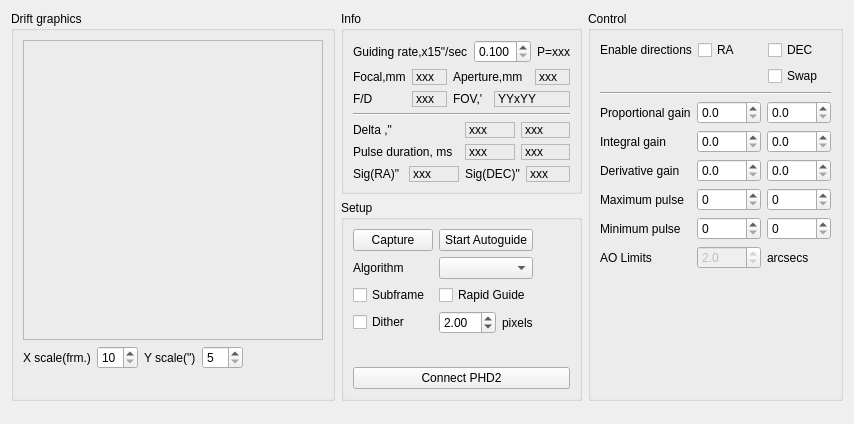
Qt form kstars/ekos/guide/guider.ui (KDE/kstars) before a commit.
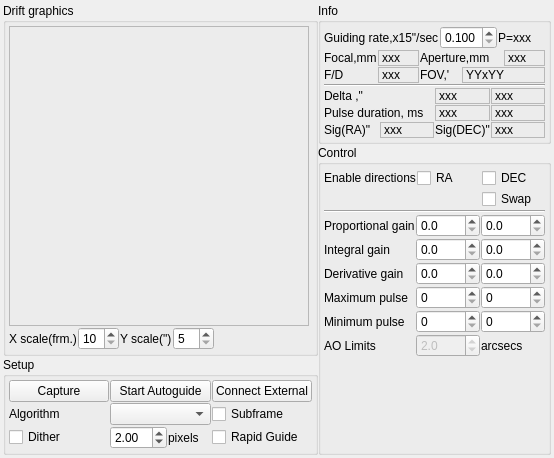
The same form after that commit.

Commit message: Several changes to the guiding GUI to make it more compact, still needs further improvements maybe with embedded FITS View

```diff
--- a/kstars/ekos/guide/guider.ui
+++ b/kstars/ekos/guide/guider.ui
@@ -6,8 +6,8 @@
    <rect>
     <x>0</x>
     <y>0</y>
-    <width>833</width>
-    <height>415</height>
+    <width>554</width>
+    <height>457</height>
    </rect>
   </property>
   <property name="sizePolicy">
@@ -31,17 +31,53 @@
   <property name="windowTitle">
    <string>Guiding</string>
   </property>
-  <layout class="QVBoxLayout" name="verticalLayout_5">
+  <layout class="QVBoxLayout" name="verticalLayout_7">
+   <property name="spacing">
+    <number>5</number>
+   </property>
+   <property name="leftMargin">
+    <number>3</number>
+   </property>
+   <property name="topMargin">
+    <number>3</number>
+   </property>
+   <property name="rightMargin">
+    <number>3</number>
+   </property>
+   <property name="bottomMargin">
+    <number>3</number>
+   </property>
    <item>
     <layout class="QHBoxLayout" name="horizontalLayout_6">
+     <property name="spacing">
+      <number>0</number>
+     </property>
      <item>
-      <layout class="QVBoxLayout" name="verticalLayout_6">
+      <layout class="QVBoxLayout" name="verticalLayout_3">
+       <property name="spacing">
+        <number>1</number>
+       </property>
        <item>
         <widget class="QGroupBox" name="driftGraphicsGroup">
          <property name="title">
           <string>Drift graphics</string>
          </property>
-         <layout class="QVBoxLayout" name="verticalLayout_3">
+         <layout class="QVBoxLayout" name="verticalLayout_2">
+          <property name="spacing">
+           <number>1</number>
+          </property>
+          <property name="leftMargin">
+           <number>3</number>
+          </property>
+          <property name="topMargin">
+           <number>3</number>
+          </property>
+          <property name="rightMargin">
+           <number>3</number>
+          </property>
+          <property name="bottomMargin">
+           <number>3</number>
+          </property>
           <item>
            <widget class="QFrame" name="frame_Graph">
             <property name="sizePolicy">
@@ -78,6 +114,9 @@
           </item>
           <item>
            <layout class="QHBoxLayout" name="horizontalLayout_7">
+            <property name="spacing">
+             <number>1</number>
+            </property>
             <item>
              <widget class="QLabel" name="l_1">
               <property name="text">
@@ -133,37 +172,170 @@
             </item>
            </layout>
           </item>
+         </layout>
+        </widget>
+       </item>
           <item>
-           <spacer name="verticalSpacer_4">
-            <property name="orientation">
-             <enum>Qt::Vertical</enum>
-            </property>
-            <property name="sizeType">
-             <enum>QSizePolicy::MinimumExpanding</enum>
-            </property>
-            <property name="sizeHint" stdset="0">
-             <size>
-              <width>20</width>
-              <height>20</height>
-             </size>
-            </property>
-           </spacer>
-          </item>
-         </layout>
+        <widget class="QGroupBox" name="setupGroup">
+         <property name="enabled">
+          <bool>true</bool>
+         </property>
+         <property name="title">
+          <string>Setup</string>
+         </property>
+         <layout class="QVBoxLayout" name="verticalLayout_6">
+          <property name="spacing">
+           <number>1</number>
+          </property>
+          <property name="leftMargin">
+           <number>3</number>
+          </property>
+          <property name="topMargin">
+           <number>3</number>
+          </property>
+          <property name="rightMargin">
+           <number>3</number>
+          </property>
+          <property name="bottomMargin">
+           <number>3</number>
+          </property>
+          <item>
+           <layout class="QGridLayout" name="gridLayout_5">
+            <property name="spacing">
+             <number>1</number>
+            </property>
+            <item row="0" column="0">
+             <widget class="QPushButton" name="captureB">
+              <property name="enabled">
+               <bool>true</bool>
+              </property>
+              <property name="text">
+               <string>Capture</string>
+              </property>
+             </widget>
+            </item>
+            <item row="0" column="1">
+             <widget class="QPushButton" name="pushButton_StartStop">
+              <property name="text">
+               <string>Start Autoguide</string>
+              </property>
+             </widget>
+            </item>
+            <item row="0" column="2">
+             <widget class="QPushButton" name="connectPHD2B">
+              <property name="enabled">
+               <bool>true</bool>
+              </property>
+              <property name="text">
+               <string>Connect External</string>
+              </property>
+             </widget>
+            </item>
+            <item row="1" column="0">
+             <widget class="QLabel" name="l_19">
+              <property name="text">
+               <string>Algorithm</string>
+              </property>
+             </widget>
+            </item>
+            <item row="1" column="1">
+             <widget class="QComboBox" name="comboBox_ThresholdAlg"/>
+            </item>
+            <item row="1" column="2">
+             <widget class="QCheckBox" name="subFrameCheck">
+              <property name="toolTip">
+               <string>Subframe the image around the guide star</string>
+              </property>
+              <property name="text">
+               <string>Subframe</string>
+              </property>
+             </widget>
+            </item>
+            <item row="2" column="0">
+             <widget class="QCheckBox" name="ditherCheck">
+              <property name="toolTip">
+               <string>Subframe the image around the guide star</string>
+              </property>
+              <property name="text">
+               <string>Dither</string>
+              </property>
+             </widget>
+            </item>
+            <item row="2" column="1">
+             <layout class="QHBoxLayout" name="horizontalLayout_8">
+              <property name="spacing">
+               <number>1</number>
+              </property>
+              <item>
+               <widget class="QDoubleSpinBox" name="ditherPixels">
+                <property name="minimum">
+                 <double>0.100000000000000</double>
+                </property>
+                <property name="maximum">
+                 <double>10.000000000000000</double>
+                </property>
+                <property name="singleStep">
+                 <double>0.100000000000000</double>
+                </property>
+                <property name="value">
+                 <double>2.000000000000000</double>
+                </property>
+               </widget>
+              </item>
+              <item>
+               <widget class="QLabel" name="l_22">
+                <property name="text">
+                 <string>pixels</string>
+                </property>
+               </widget>
+              </item>
+             </layout>
+            </item>
+            <item row="2" column="2">
+             <widget class="QCheckBox" name="rapidGuideCheck">
+              <property name="text">
+               <string>Rapid Guide</string>
+              </property>
         </widget>
        </item>
       </layout>
      </item>
+         </layout>
+        </widget>
+       </item>
+      </layout>
+     </item>
      <item>
-      <layout class="QVBoxLayout" name="verticalLayout_2">
+      <layout class="QVBoxLayout" name="verticalLayout_5">
+       <property name="spacing">
+        <number>1</number>
+       </property>
        <item>
         <widget class="QGroupBox" name="infoGroup">
          <property name="title">
           <string>Info</string>
          </property>
          <layout class="QVBoxLayout" name="verticalLayout">
+          <property name="spacing">
+           <number>1</number>
+          </property>
+          <property name="leftMargin">
+           <number>3</number>
+          </property>
+          <property name="topMargin">
+           <number>3</number>
+          </property>
+          <property name="rightMargin">
+           <number>3</number>
+          </property>
+          <property name="bottomMargin">
+           <number>3</number>
+          </property>
           <item>
            <layout class="QHBoxLayout" name="horizontalLayout_5">
+            <property name="spacing">
+             <number>1</number>
+            </property>
             <item>
              <widget class="QLabel" name="l_3">
               <property name="toolTip">
@@ -204,6 +376,9 @@
           </item>
           <item>
            <layout class="QGridLayout" name="gridLayout_4">
+            <property name="spacing">
+             <number>1</number>
+            </property>
             <item row="0" column="0">
              <widget class="QLabel" name="l_5">
               <property name="text">
@@ -310,6 +485,9 @@
           </item>
           <item>
            <layout class="QGridLayout" name="gridLayout">
+            <property name="spacing">
+             <number>1</number>
+            </property>
             <item row="0" column="0">
              <widget class="QLabel" name="l_16">
               <property name="text">
@@ -319,6 +497,9 @@
             </item>
             <item row="0" column="1">
              <layout class="QHBoxLayout" name="horizontalLayout_3">
+              <property name="spacing">
+               <number>1</number>
+              </property>
               <item>
                <widget class="QLabel" name="l_DeltaRA">
                 <property name="frameShape">
@@ -362,6 +543,9 @@
             </item>
             <item row="1" column="1">
              <layout class="QHBoxLayout" name="horizontalLayout_4">
+              <property name="spacing">
+               <number>1</number>
+              </property>
               <item>
                <widget class="QLabel" name="l_PulseRA">
                 <property name="frameShape">
@@ -398,6 +582,9 @@
             </item>
             <item row="2" column="0">
              <layout class="QHBoxLayout" name="horizontalLayout">
+              <property name="spacing">
+               <number>1</number>
+              </property>
               <item>
                <widget class="QLabel" name="l_20">
                 <property name="text">
@@ -428,6 +615,9 @@
             </item>
             <item row="2" column="1">
              <layout class="QHBoxLayout" name="horizontalLayout_2">
+              <property name="spacing">
+               <number>1</number>
+              </property>
               <item>
                <widget class="QLabel" name="l_21">
                 <property name="text">
@@ -462,155 +652,31 @@
         </widget>
        </item>
        <item>
-        <widget class="QGroupBox" name="setupGroup">
-         <property name="enabled">
-          <bool>true</bool>
-         </property>
-         <property name="title">
-          <string>Setup</string>
-         </property>
-         <layout class="QVBoxLayout" name="verticalLayout_7">
-          <item>
-           <layout class="QHBoxLayout" name="horizontalLayout_9">
-            <item>
-             <layout class="QGridLayout" name="gridLayout_5">
-              <item row="0" column="0">
-               <widget class="QPushButton" name="captureB">
-                <property name="enabled">
-                 <bool>true</bool>
-                </property>
-                <property name="text">
-                 <string>Capture</string>
-                </property>
-               </widget>
-              </item>
-              <item row="0" column="1">
-               <widget class="QPushButton" name="pushButton_StartStop">
-                <property name="text">
-                 <string>Start Autoguide</string>
-                </property>
-               </widget>
-              </item>
-              <item row="1" column="0">
-               <widget class="QLabel" name="l_19">
-                <property name="text">
-                 <string>Algorithm</string>
-                </property>
-               </widget>
-              </item>
-              <item row="1" column="1">
-               <widget class="QComboBox" name="comboBox_ThresholdAlg"/>
-              </item>
-              <item row="2" column="0">
-               <widget class="QCheckBox" name="subFrameCheck">
-                <property name="toolTip">
-                 <string>Subframe the image around the guide star</string>
-                </property>
-                <property name="text">
-                 <string>Subframe</string>
-                </property>
-               </widget>
-              </item>
-              <item row="2" column="1">
-               <widget class="QCheckBox" name="rapidGuideCheck">
-                <property name="text">
-                 <string>Rapid Guide</string>
-                </property>
-               </widget>
-              </item>
-              <item row="3" column="0">
-               <widget class="QCheckBox" name="ditherCheck">
-                <property name="toolTip">
-                 <string>Subframe the image around the guide star</string>
-                </property>
-                <property name="text">
-                 <string>Dither</string>
-                </property>
-               </widget>
-              </item>
-              <item row="3" column="1">
-               <layout class="QHBoxLayout" name="horizontalLayout_8">
-                <item>
-                 <widget class="QDoubleSpinBox" name="ditherPixels">
-                  <property name="minimum">
-                   <double>0.100000000000000</double>
-                  </property>
-                  <property name="maximum">
-                   <double>10.000000000000000</double>
-                  </property>
-                  <property name="singleStep">
-                   <double>0.100000000000000</double>
-                  </property>
-                  <property name="value">
-                   <double>2.000000000000000</double>
-                  </property>
-                 </widget>
-                </item>
-                <item>
-                 <widget class="QLabel" name="l_22">
-                  <property name="text">
-                   <string>pixels</string>
-                  </property>
-                 </widget>
-                </item>
-               </layout>
-              </item>
-             </layout>
-            </item>
-            <item>
-             <spacer name="horizontalSpacer_2">
-              <property name="orientation">
-               <enum>Qt::Horizontal</enum>
-              </property>
-              <property name="sizeHint" stdset="0">
-               <size>
-                <width>40</width>
-                <height>20</height>
-               </size>
-              </property>
-             </spacer>
-            </item>
-           </layout>
-          </item>
-          <item>
-           <spacer name="verticalSpacer_3">
-            <property name="orientation">
-             <enum>Qt::Vertical</enum>
-            </property>
-            <property name="sizeType">
-             <enum>QSizePolicy::MinimumExpanding</enum>
-            </property>
-            <property name="sizeHint" stdset="0">
-             <size>
-              <width>20</width>
-              <height>20</height>
-             </size>
-            </property>
-           </spacer>
-          </item>
-          <item>
-           <widget class="QPushButton" name="connectPHD2B">
-            <property name="enabled">
-             <bool>true</bool>
-            </property>
-            <property name="text">
-             <string>Connect PHD2</string>
-            </property>
-           </widget>
-          </item>
-         </layout>
-        </widget>
-       </item>
-      </layout>
-     </item>
-     <item>
       <widget class="QGroupBox" name="controlGroup">
        <property name="title">
         <string>Control</string>
        </property>
        <layout class="QVBoxLayout" name="verticalLayout_4">
+          <property name="spacing">
+           <number>1</number>
+          </property>
+          <property name="leftMargin">
+           <number>3</number>
+          </property>
+          <property name="topMargin">
+           <number>3</number>
+          </property>
+          <property name="rightMargin">
+           <number>3</number>
+          </property>
+          <property name="bottomMargin">
+           <number>3</number>
+          </property>
         <item>
          <layout class="QGridLayout" name="gridLayout_3">
+            <property name="spacing">
+             <number>1</number>
+            </property>
           <item row="1" column="2">
            <widget class="QCheckBox" name="swapCheck">
             <property name="toolTip">
@@ -653,6 +719,9 @@
         </item>
         <item>
          <layout class="QGridLayout" name="gridLayout_2">
+            <property name="spacing">
+             <number>1</number>
+            </property>
           <item row="0" column="0">
            <widget class="QLabel" name="l_11">
             <property name="text">
@@ -830,34 +899,9 @@
        </layout>
       </widget>
      </item>
-     <item>
-      <spacer name="horizontalSpacer">
-       <property name="orientation">
-        <enum>Qt::Horizontal</enum>
-       </property>
-       <property name="sizeHint" stdset="0">
-        <size>
-         <width>17</width>
-         <height>20</height>
-        </size>
-       </property>
-      </spacer>
-     </item>
-    </layout>
-   </item>
-   <item>
-    <widget class="Line" name="line_3">
-     <property name="orientation">
-      <enum>Qt::Vertical</enum>
-     </property>
-    </widget>
-   </item>
-   <item>
-    <widget class="Line" name="line_4">
-     <property name="orientation">
-      <enum>Qt::Vertical</enum>
-     </property>
-    </widget>
+      </layout>
+     </item>
+    </layout>
    </item>
   </layout>
  </widget>
```
Lines whose indentation alone changed are shown as unchanged. The commit also changes 3 other files.
